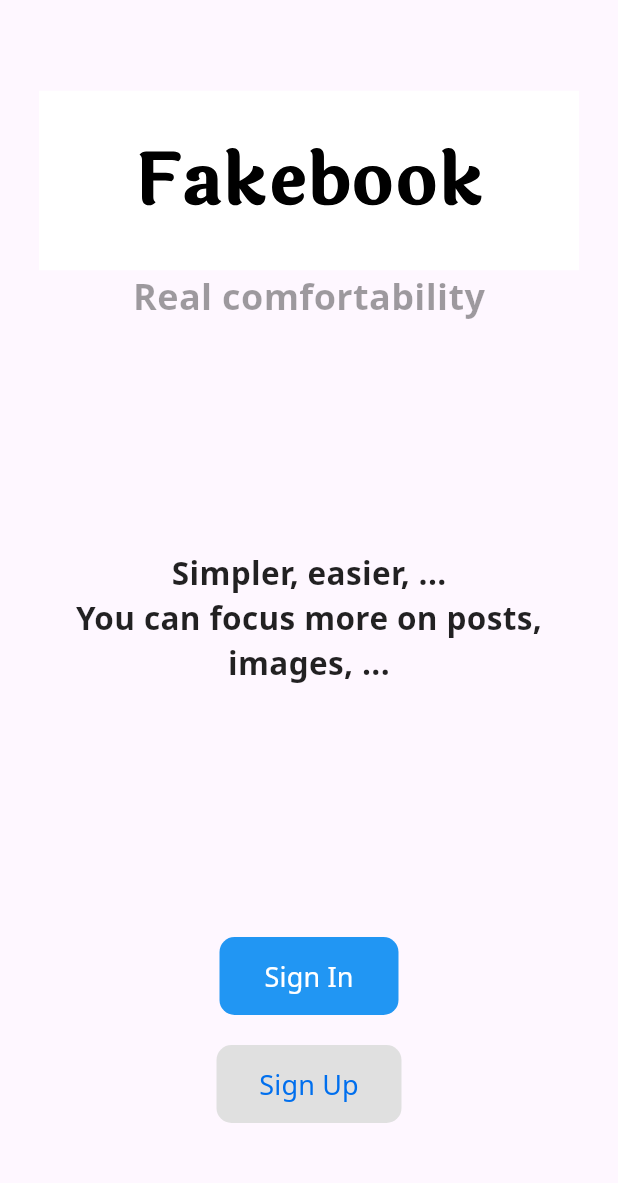
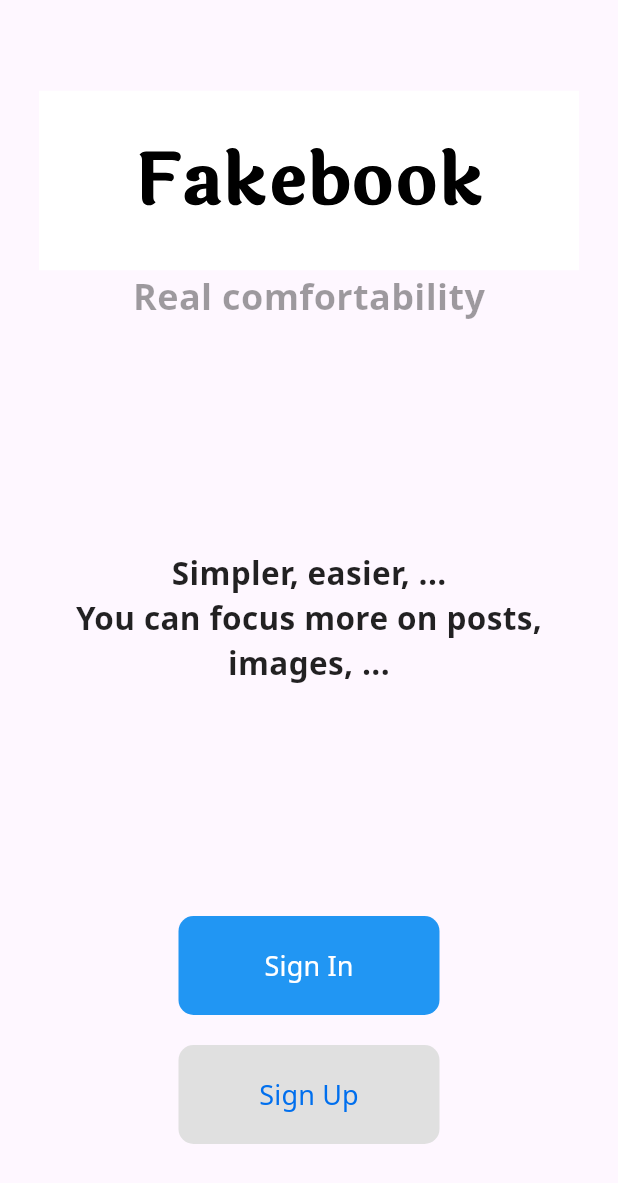
Before and after one commit to GspaceZ/gspacez-mb, a Flutter app: the LayoutLanding screen opened directly, on a phone screen of 412 x 824 dp. Shown: the top 1183 px of the screen. Run offline on Flutter 3.47's test engine with Material 3 defaults, Android fonts, the phone set to English and light mode, and no system bars; our stand-ins replace flutter_i18n, flutter_svg.

Commit message:
fix: button width

```diff
--- a/lib/screen/auth/introduce.dart
+++ b/lib/screen/auth/introduce.dart
@@ -49,13 +49,15 @@ class Introduce extends StatelessWidget {
                     ),
                     backgroundColor: MaterialStateProperty.all(Colors.blue),
                   ),
-                  child: Padding(
-                    padding: const EdgeInsets.only(
-                        left: 18, right: 18, top: 5, bottom: 5),
+                  child: SizedBox(
+                    width: 150,
+                    height: 50,
+                    child: Center(
                       child: Text(
                           FlutterI18n.translate(context, "landing.sign_in"),
                           style:
                               const TextStyle(fontSize: 18, color: Colors.white)),
+                    ),
                   ),
                 ),
                 const SizedBox(
@@ -73,15 +75,16 @@ class Introduce extends StatelessWidget {
                     backgroundColor:
                         MaterialStateProperty.all(Colors.grey.shade300),
                   ),
-                  child: Padding(
-                    padding: const EdgeInsets.only(
-                        top: 5, bottom: 5, left: 16.5, right: 16.5),
-                    child:
-                        Text(FlutterI18n.translate(context, "landing.sign_up"),
+                  child: SizedBox(
+                    width: 150,
+                    height: 50,
+                    child: Center(
+                      child: Text(FlutterI18n.translate(context, "landing.sign_up"),
                           style: const TextStyle(
                             fontSize: 18,
                             color: Color(0xFF006FEE),
                           )),
+                    ),
                   ),
                 ),
               ],
--- a/lib/screen/default_layout.dart
+++ b/lib/screen/default_layout.dart
@@ -1,3 +1,4 @@
+import 'package:flutter/cupertino.dart';
 import 'package:flutter/material.dart';
 import 'package:flutter_i18n/flutter_i18n.dart';
 import 'package:flutter_svg/svg.dart';
@@ -76,9 +77,8 @@ class _DefaultLayoutState extends State<DefaultLayout> {
             const Divider(
               height: 1,
             ),
-            SizedBox(
-              //body
-              height: screenHeight * 0.8,
+            Expanded(
+             // height: screenHeight * 0.8,
               child: Stack(
                 children: [
                   <Widget>[
@@ -101,6 +101,9 @@ class _DefaultLayoutState extends State<DefaultLayout> {
               //bottom navigation bar
               height: screenHeight * 0.1,
               child: BottomNavigationBar(
+                enableFeedback: false,
+                showSelectedLabels: false,
+                showUnselectedLabels: false,
                 currentIndex: _selectedIndex,
                 selectedItemColor: Colors.amber[800],
                 onTap: _onItemTapped,
```
Lines whose indentation alone changed are shown as unchanged.
